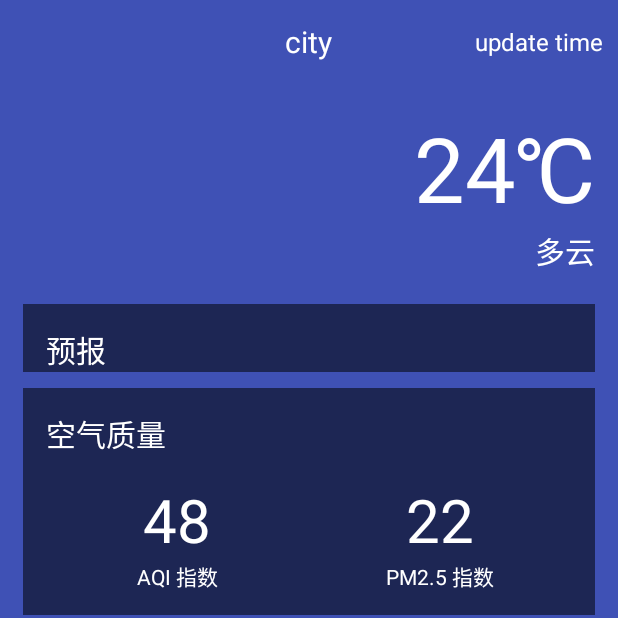
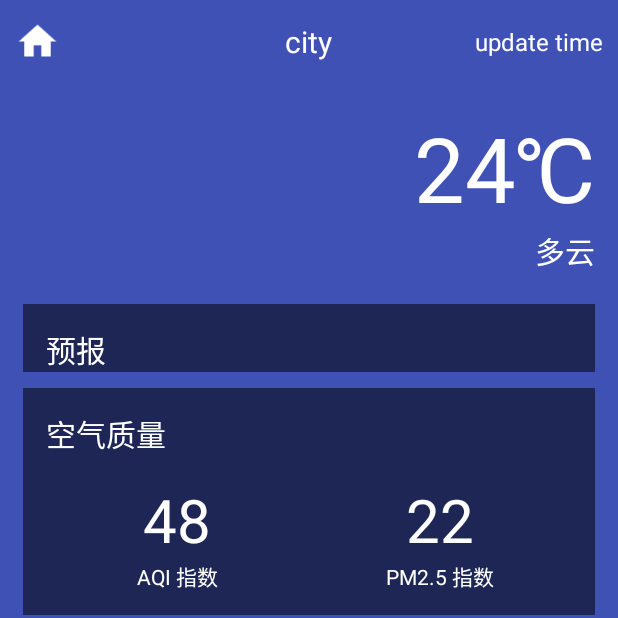
Before and after one commit to RushSnail/smileWeather, an Android app: the WeatherActivity screen opened directly, with no data from a screen before it, on a phone screen of 412 x 824 dp, the top half of it. Run offline under Robolectric (Android 15) with nearby library versions, the phone set to English and light mode, and no system bars; libraries missing offline, so code that uses them is left out: org.litepal.crud; pictures from the network do not load; 2 statements that could not run were skipped.

Commit message:
新增切换城市和手动更新天气的功能。

```diff
--- a/app/src/main/java/com/exploit/dw/smileweather/ChooseAreaFragment.java
+++ b/app/src/main/java/com/exploit/dw/smileweather/ChooseAreaFragment.java
@@ -98,10 +98,18 @@ public class ChooseAreaFragment extends Fragment {
                     queryCounties();
                 }else if(currentLevel == LEVEL_COUNTY){
                     String weatherId = countyList.get(position).getWeatherId();
-                    Intent intent = new Intent(getActivity(),WeatherActivity.class);
-                    intent.putExtra("weather_id",weatherId);
-                    startActivity(intent);
-                    getActivity().finish();;
+                    if(getActivity() instanceof MainActivity){
+                        Intent intent = new Intent(getActivity(),WeatherActivity.class);
+                        intent.putExtra("weather_id",weatherId);
+                        startActivity(intent);
+                        getActivity().finish();
+                    }else if(getActivity() instanceof WeatherActivity){
+                        WeatherActivity activity = (WeatherActivity) getActivity();
+                        activity.drawerLayout.closeDrawers();
+                        activity.swipeRefresh.setRefreshing(true);
+                        activity.requestWeather(weatherId);
+                    }
+
                 }
             }
         });
--- a/app/src/main/java/com/exploit/dw/smileweather/WeatherActivity.java
+++ b/app/src/main/java/com/exploit/dw/smileweather/WeatherActivity.java
@@ -4,10 +4,14 @@ import android.content.SharedPreferences;
 import android.graphics.Color;
 import android.os.Build;
 import android.preference.PreferenceManager;
+import android.support.v4.view.GravityCompat;
+import android.support.v4.widget.DrawerLayout;
+import android.support.v4.widget.SwipeRefreshLayout;
 import android.support.v7.app.AppCompatActivity;
 import android.os.Bundle;
 import android.view.LayoutInflater;
 import android.view.View;
+import android.widget.Button;
 import android.widget.ImageView;
 import android.widget.LinearLayout;
 import android.widget.ScrollView;
@@ -52,6 +56,12 @@ public class WeatherActivity extends AppCompatActivity {
 
     private ImageView bingPicImg;
 
+    public SwipeRefreshLayout swipeRefresh;
+
+    public DrawerLayout drawerLayout;
+
+    private Button navButton;
+
     @Override
     protected void onCreate(Bundle savedInstanceState) {
         super.onCreate(savedInstanceState);
@@ -77,16 +87,34 @@ public class WeatherActivity extends AppCompatActivity {
         //
         bingPicImg = (ImageView)findViewById(R.id.bing_pic_img);
 
+        drawerLayout = (DrawerLayout)findViewById(R.id.drawer_layout);
+
+        navButton = (Button)findViewById(R.id.nav_button);
+
+        swipeRefresh = (SwipeRefreshLayout)findViewById(R.id.swipe_refresh);
+
+        swipeRefresh.setColorSchemeResources(R.color.colorPrimary);
+
         SharedPreferences prefs = PreferenceManager.getDefaultSharedPreferences(this);
         String weatherString = prefs.getString("weather",null);
+        final String weatherId;
         if(weatherString != null){
+            //有缓存时直接解析天气数据
             Weather weather = Utility.handleWeatherResponse(weatherString);
+            weatherId = weather.basic.weatherId;
             showWeatherInfo(weather);
         }else{
-            String weatherId = getIntent().getStringExtra("weather_id");
+            //无缓存时去服务器查询天气
+            weatherId = getIntent().getStringExtra("weather_id");
             weatherLayout.setVisibility(View.VISIBLE);
             requestWeather(weatherId);
         }
+        swipeRefresh.setOnRefreshListener(new SwipeRefreshLayout.OnRefreshListener() {
+            @Override
+            public void onRefresh() {
+                requestWeather(weatherId);
+            }
+        });
 
         String bingPic = prefs.getString("bing_pic",null);
         if(bingPic != null){
@@ -95,13 +123,20 @@ public class WeatherActivity extends AppCompatActivity {
             loadBingPic();
         }
 
+        navButton.setOnClickListener(new View.OnClickListener() {
+            @Override
+            public void onClick(View v) {
+                drawerLayout.openDrawer(GravityCompat.START);
+            }
+        });
+
     }
 
     /**
      * 根据天气id请求城市天气信息
      * @param weatherId
      */
-    private void requestWeather(final String weatherId) {
+    public void requestWeather(final String weatherId) {
         String weatherUrl = "http://guolin.tech/api/weather?cityid="+weatherId+"&key=90b77d2427c64f3d9512a41cf382c815";
         HttpUtil.sendOkHttpRequest(weatherUrl, new Callback() {
             @Override
@@ -111,6 +146,7 @@ public class WeatherActivity extends AppCompatActivity {
                     @Override
                     public void run() {
                         Toast.makeText(WeatherActivity.this,"获取天气信息失败",Toast.LENGTH_SHORT).show();
+                        swipeRefresh.setRefreshing(false);
                     }
                 });
             }
@@ -130,6 +166,7 @@ public class WeatherActivity extends AppCompatActivity {
                         }else{
                             Toast.makeText(WeatherActivity.this, "获取天气信息失败", Toast.LENGTH_SHORT).show();
                         }
+                        swipeRefresh.setRefreshing(false);
                     }
                 });
             }
--- a/app/src/main/res/layout/activity_weather.xml
+++ b/app/src/main/res/layout/activity_weather.xml
@@ -11,6 +11,16 @@
         android:scaleType="centerCrop"
         android:layout_width="match_parent"
         android:layout_height="match_parent" />
+
+    <android.support.v4.widget.DrawerLayout
+        android:id="@+id/drawer_layout"
+        android:layout_width="match_parent"
+        android:layout_height="match_parent">
+
+        <android.support.v4.widget.SwipeRefreshLayout
+            android:id="@+id/swipe_refresh"
+            android:layout_width="match_parent"
+            android:layout_height="match_parent">
 
             <ScrollView
                 android:id="@+id/weather_layout"
@@ -39,4 +49,19 @@
 
             </ScrollView>
 
+        </android.support.v4.widget.SwipeRefreshLayout>
+
+        <fragment
+            android:id="@+id/choose_area_fragment"
+            android:name="com.exploit.dw.smileweather.ChooseAreaFragment"
+            android:layout_gravity = "start"
+            android:layout_width="match_parent"
+            android:layout_height="match_parent"/>
+
+    </android.support.v4.widget.DrawerLayout>
+
+
+
+
+
 </FrameLayout>
--- a/app/src/main/res/layout/title.xml
+++ b/app/src/main/res/layout/title.xml
@@ -2,6 +2,15 @@
 <RelativeLayout xmlns:android="http://schemas.android.com/apk/res/android"
     android:layout_width="match_parent"
     android:layout_height="?attr/actionBarSize">
+
+    <Button
+        android:id="@+id/nav_button"
+        android:background="@drawable/ic_home"
+        android:layout_marginLeft="10dp"
+        android:layout_alignParentLeft="true"
+        android:layout_centerVertical="true"
+        android:layout_width="30dp"
+        android:layout_height="30dp" />
 
     <TextView
         android:text="city"
```
Lines whose indentation alone changed are shown as unchanged.
